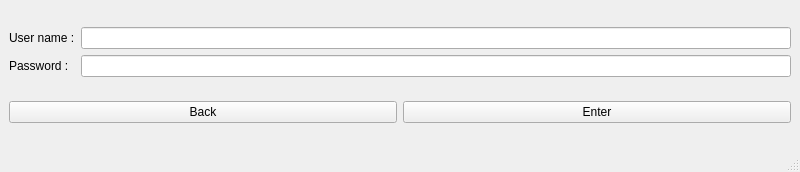
Old version of the form MusicPlayer/account/login.ui in the repository roga134/MusicPlayerQT.
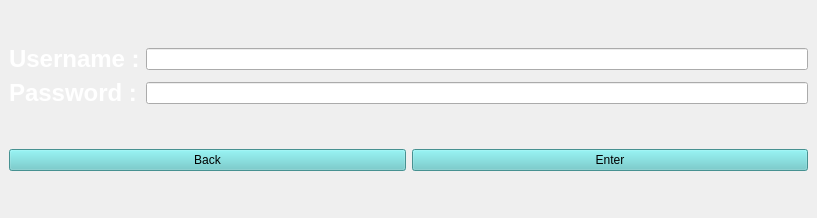
New version of the form.

Patch:
```diff
--- a/MusicPlayer/account/login.ui
+++ b/MusicPlayer/account/login.ui
@@ -6,13 +6,16 @@
    <rect>
     <x>0</x>
     <y>0</y>
-    <width>800</width>
-    <height>172</height>
+    <width>817</width>
+    <height>218</height>
    </rect>
   </property>
   <property name="windowTitle">
    <string>MainWindow</string>
   </property>
+  <property name="styleSheet">
+   <string notr="true"/>
+  </property>
   <widget class="QWidget" name="centralwidget">
    <layout class="QVBoxLayout" name="verticalLayout">
     <item>
@@ -20,7 +23,7 @@
       <item row="0" column="0">
        <widget class="QLabel" name="label_username">
         <property name="text">
-         <string>User name :</string>
+         <string>&lt;html&gt;&lt;head/&gt;&lt;body&gt;&lt;p&gt;&lt;span style=&quot; font-size:18pt; font-weight:700; color:#ffffff;&quot;&gt;Username :&lt;/span&gt;&lt;/p&gt;&lt;/body&gt;&lt;/html&gt;</string>
         </property>
        </widget>
       </item>
@@ -30,16 +33,12 @@
       <item row="1" column="0">
        <widget class="QLabel" name="label_pass">
         <property name="text">
-         <string>Password :</string>
+         <string>&lt;html&gt;&lt;head/&gt;&lt;body&gt;&lt;p&gt;&lt;span style=&quot; font-size:18pt; font-weight:700; color:#ffffff;&quot;&gt;Password :&lt;/span&gt;&lt;/p&gt;&lt;/body&gt;&lt;/html&gt;</string>
         </property>
        </widget>
       </item>
       <item row="1" column="1">
-       <widget class="QLineEdit" name="lineEdit_pass">
-        <property name="echoMode">
-         <enum>QLineEdit::Password</enum>
-        </property>
-       </widget>
+       <widget class="QLineEdit" name="lineEdit_pass"/>
       </item>
      </layout>
     </item>
@@ -47,6 +46,9 @@
      <layout class="QHBoxLayout" name="horizontalLayout">
       <item>
        <widget class="QPushButton" name="pushButton_back">
+        <property name="styleSheet">
+         <string notr="true">background-color: rgb(100, 203, 203);</string>
+        </property>
         <property name="text">
          <string>Back</string>
         </property>
@@ -54,6 +56,9 @@
       </item>
       <item>
        <widget class="QPushButton" name="pushButton_enter">
+        <property name="styleSheet">
+         <string notr="true">background-color: rgb(100, 203, 203);</string>
+        </property>
         <property name="text">
          <string>Enter</string>
         </property>
@@ -63,7 +68,6 @@
     </item>
    </layout>
   </widget>
-  <widget class="QStatusBar" name="statusbar"/>
  </widget>
  <resources/>
  <connections/>
```
